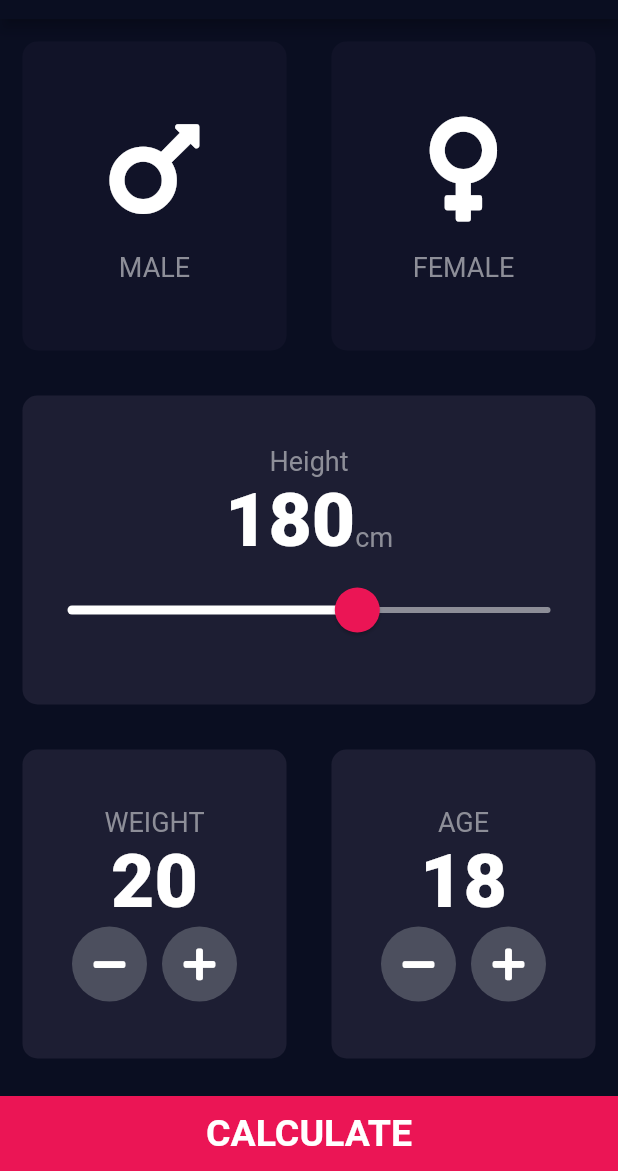
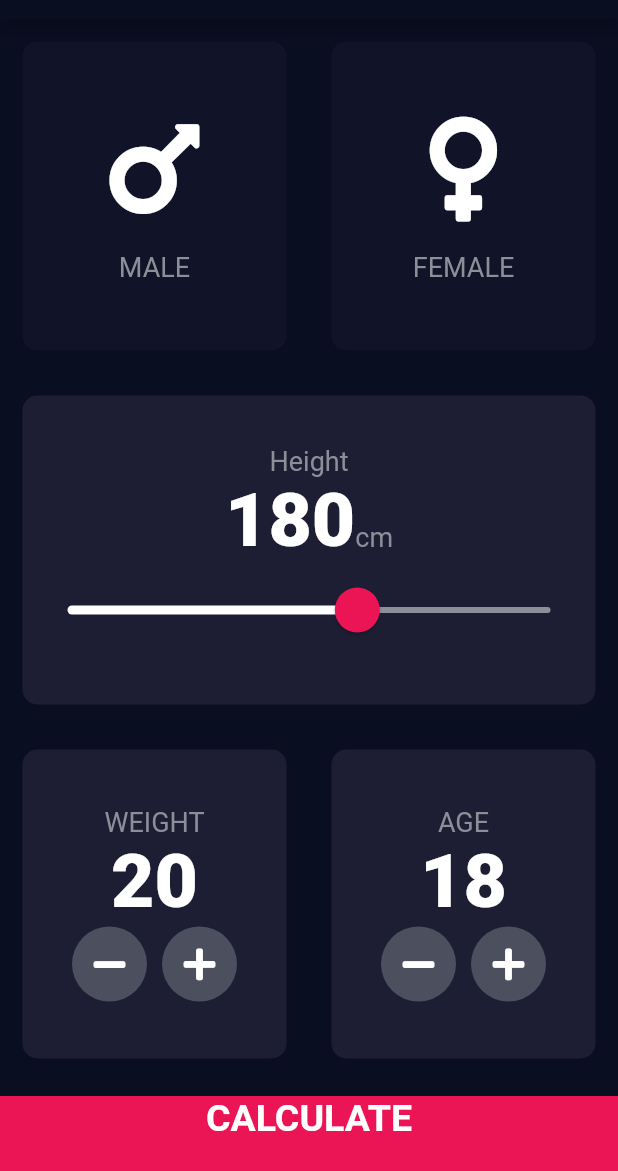
Before and after one commit to Ayushd70/bmi-calculator, a Flutter app: the screen it shows after launch, on a phone screen of 412 x 824 dp, the part 65-1236 px from its top. Run offline on Flutter 3.47's test engine with Material 2 defaults, Android fonts, the phone set to English and light mode, and no system bars; our stand-ins replace font_awesome_flutter.

Commit message:
bmi: input_page: add bottom padding for Calculate Text
Signed-off-by: Ayush Dubey <ayushdubey70@gmail.com>

```diff
--- a/lib/input_page.dart
+++ b/lib/input_page.dart
@@ -224,6 +224,7 @@ class _InputPageState extends State<InputPage> {
               ),
               color: kBottomContainerColour,
               margin: EdgeInsets.only(top: 10.0),
+              padding: EdgeInsets.only(bottom: 20.0),
               width: double.infinity,
               height: kBottomContainerHeight,
             ),
```
